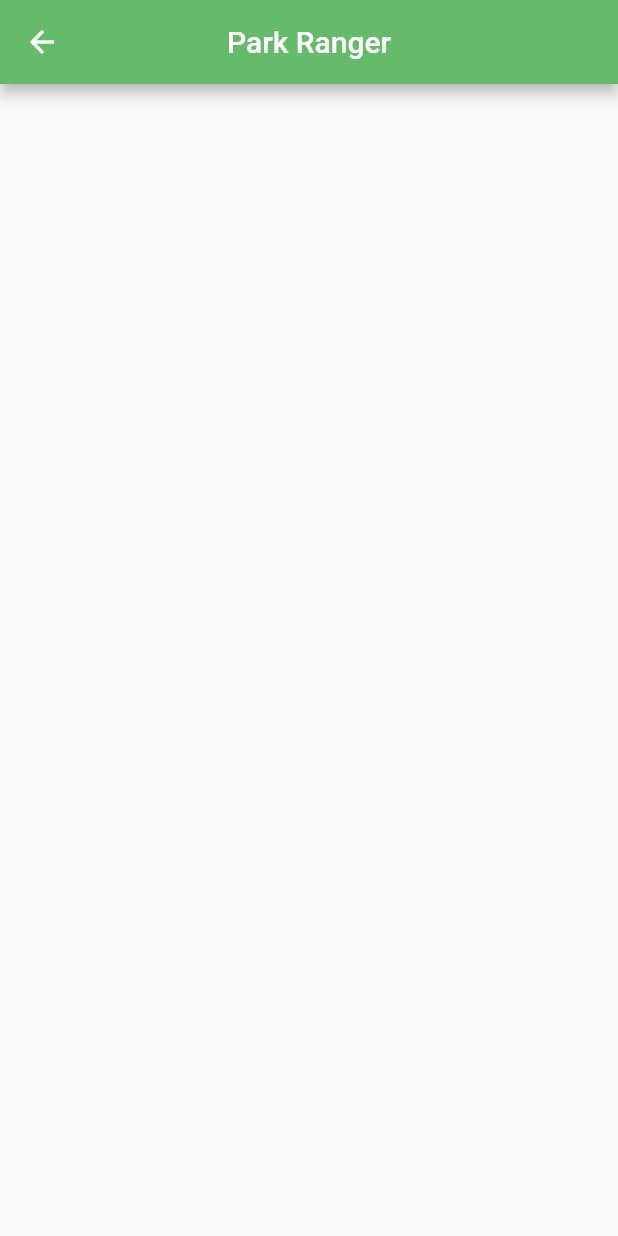
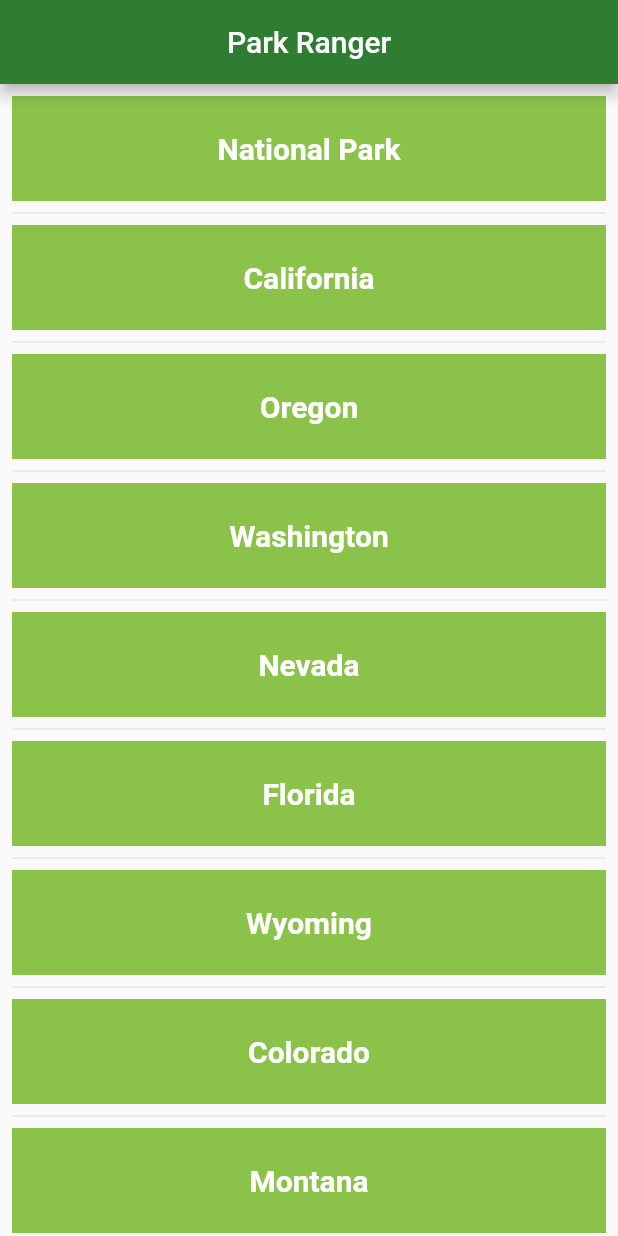
Before and after one commit to aju1997/Park-Ranger, a Flutter app: the screen it shows after launch, after a tap on "Log In", on a phone screen of 412 x 824 dp. Run offline on Flutter 3.47's test engine with Material 2 defaults, Android fonts, the phone set to English and light mode, and no system bars; Roboto replaces fonts that are missing (Cupertino).

Commit message:
fixed login picture and added table functionality

```diff
--- a/lib/home_page.dart
+++ b/lib/home_page.dart
@@ -1,73 +1,96 @@
 import 'package:flutter/material.dart';
-import 'package:flutter/semantics.dart';
+import 'package:flutter/painting.dart';
 
-class _HomePage extends StatefulWidget {
+class HomePage extends StatefulWidget {
   static String tag = 'home-page';
   @override
   _HomePageState createState() => new _HomePageState();
 }
 
-class _HomePageState extends State<_HomePage> {
+class _HomePageState extends State<HomePage> {
+  final states = ['National Park', 'California', 'Oregon', 'Washington', 'Nevada', 'Florida', 'Wyoming', 'Colorado', 'Montana'];
+
   @override
   Widget build(BuildContext context) {
-
+    return MaterialApp(
+      home: Scaffold(
+        appBar: AppBar(
+          title: Text('Park Ranger'),
+          centerTitle: true,
+          backgroundColor: Colors.green[800],
+          ),
+        body:
+          ListView.separated(
+            padding: const EdgeInsets.all(8.0),
+            itemCount: states.length,
+            itemBuilder: (BuildContext context, int index) {
+              return Container(
+                height: 70,
+                color: Colors.lightGreen,
+                child: Center(child: Text(states[index], style: TextStyle(fontSize: 20, fontWeight: FontWeight.bold, color: Colors.white))),
+              );
+            },
+            separatorBuilder: (BuildContext context, int index) => const Divider(),
+          ),
+        ),
+    );
   }
 }
 
-class HomePage extends StatelessWidget {
-  static String tag = 'home-page';
+// class HomePage extends StatelessWidget {
+//   static String tag = 'home-page';
 
-  @override
-  Widget build(BuildContext context) {
-  //   final alucard = Hero(
-  //     tag: 'hero',
-  //     child: Padding(
-  //       padding: EdgeInsets.all(16.0),
-  //       child: CircleAvatar(
-  //         radius: 72.0,
-  //         backgroundColor: Colors.transparent,
-  //         backgroundImage: AssetImage('assets/nps.png'),
-  //       ),
-  //     ),
-  //   );
+//   @override
+//   Widget build(BuildContext context) {
+//   //   final alucard = Hero(
+//   //     tag: 'hero',
+//   //     child: Padding(
+//   //       padding: EdgeInsets.all(16.0),
+//   //       child: CircleAvatar(
+//   //         radius: 72.0,
+//   //         backgroundColor: Colors.transparent,
+//   //         backgroundImage: AssetImage('assets/nps.png'),
+//   //       ),
+//   //     ),
+//   //   );
 
-  //   final welcome = Padding(
-  //     padding: EdgeInsets.all(8.0),
-  //     child: Text(
-  //       'Welcome Alucard',
-  //       style: TextStyle(fontSize: 28.0, color: Colors.white),
-  //     ),
-  //   );
+//   //   final welcome = Padding(
+//   //     padding: EdgeInsets.all(8.0),
+//   //     child: Text(
+//   //       'Welcome Alucard',
+//   //       style: TextStyle(fontSize: 28.0, color: Colors.white),
+//   //     ),
+//   //   );
 
-  //   final lorem = Padding(
-  //     padding: EdgeInsets.all(8.0),
-  //     child: Text(
-  //       'Lorem ipsum dolor sit amet, consectetur adipiscing elit. Donec hendrerit condimentum mauris id tempor. Praesent eu commodo lacus. Praesent eget mi sed libero eleifend tempor. Sed at fringilla ipsum. Duis malesuada feugiat urna vitae convallis. Aliquam eu libero arcu.',
-  //       style: TextStyle(fontSize: 16.0, color: Colors.white),
-  //     ),
-  //   );
+//   //   final lorem = Padding(
+//   //     padding: EdgeInsets.all(8.0),
+//   //     child: Text(
+//   //       'Lorem ipsum dolor sit amet, consectetur adipiscing elit. Donec hendrerit condimentum mauris id tempor. Praesent eu commodo lacus. Praesent eget mi sed libero eleifend tempor. Sed at fringilla ipsum. Duis malesuada feugiat urna vitae convallis. Aliquam eu libero arcu.',
+//   //       style: TextStyle(fontSize: 16.0, color: Colors.white),
+//   //     ),
+//   //   );
 
-  //   final body = Container(
-  //     width: MediaQuery.of(context).size.width,
-  //     padding: EdgeInsets.all(28.0),
-  //     decoration: BoxDecoration(
-  //       gradient: LinearGradient(colors: [
-  //         Colors.blue,
-  //         Colors.lightBlueAccent,
-  //       ]),
-  //     ),
-  //     child: Column(
-  //       children: <Widget>[alucard, welcome, lorem],
-  //     ),
-  //   );
+//   //   final body = Container(
+//   //     width: MediaQuery.of(context).size.width,
+//   //     padding: EdgeInsets.all(28.0),
+//   //     decoration: BoxDecoration(
+//   //       gradient: LinearGradient(colors: [
+//   //         Colors.blue,
+//   //         Colors.lightBlueAccent,
+//   //       ]),
+//   //     ),
+//   //     child: Column(
+//   //       children: <Widget>[alucard, welcome, lorem],
+//   //     ),
+//   //   );
 
-  return Scaffold(
-    appBar: AppBar(
-      backgroundColor: Colors.green[400],
-      centerTitle: true,
-      title: Text('Park Ranger')
-    ),
-    // body: body
-  );
-  }
-}
+//   return Scaffold(
+//     appBar: AppBar(
+//       backgroundColor: Colors.green[400],
+//       centerTitle: true,
+//       title: Text('Park Ranger')
+//     ),
+//     // body: body
+//   );
+//   }
+// }
```
